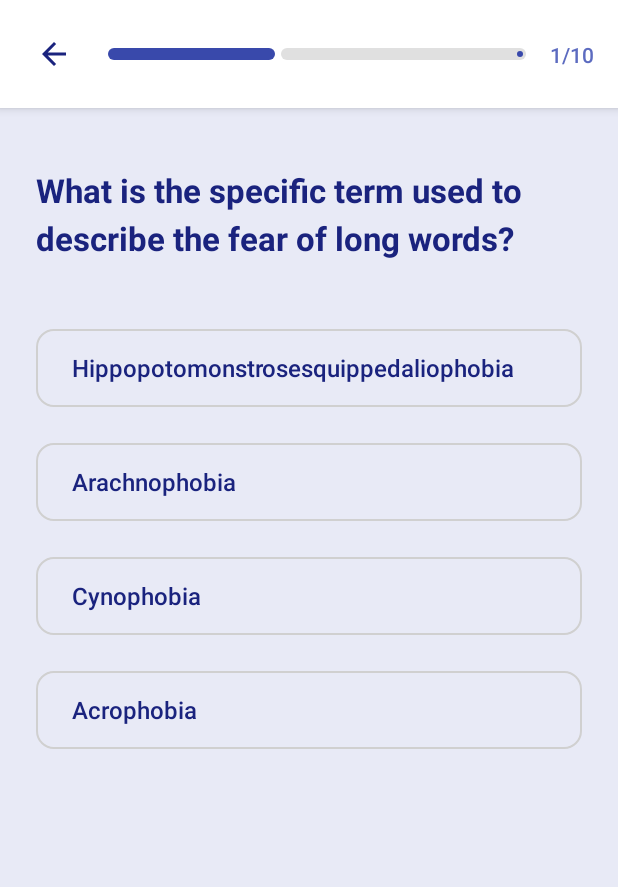
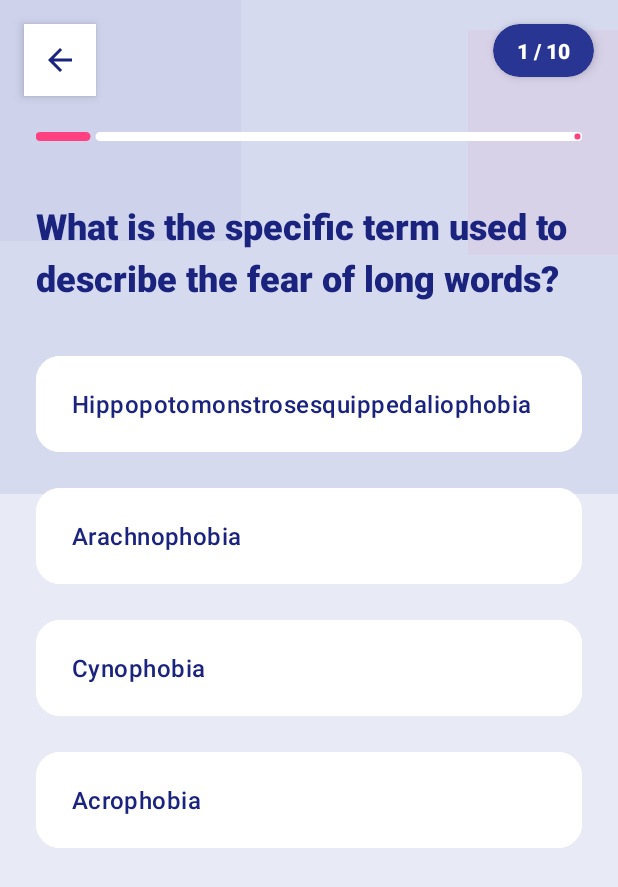
Before and after one commit to JakariaKhan-CSE/quiz-app-native, an Android app: the layout activity_quiz.xml on its own in the app's theme, with its tools: preview values and no code run, on a phone screen of 412 x 824 dp. Shown: the top 887 px of the screen. Run offline under Robolectric (Android 15) with nearby library versions, the phone set to English and light mode, and no system bars.

Commit message:
quiz page update.

```diff
--- a/app/src/main/res/layout/activity_quiz.xml
+++ b/app/src/main/res/layout/activity_quiz.xml
@@ -9,56 +9,93 @@
         android:background="@color/bg_main_start"
         tools:context=".activity.QuizActivity">
 
-        <androidx.constraintlayout.widget.ConstraintLayout
-            android:id="@+id/headerContainer"
+        <View
             android:layout_width="match_parent"
-            android:layout_height="wrap_content"
-            android:padding="16dp"
-            android:elevation="4dp"
-            android:background="@color/white"
-            app:layout_constraintTop_toTopOf="parent">
+            android:layout_height="0dp"
+            android:background="@color/bg_main_end"
+            android:alpha="0.5"
+            app:layout_constraintHeight_percent="0.4"
+            app:layout_constraintTop_toTopOf="parent" />
+
+        <View
+            android:layout_width="240dp"
+            android:layout_height="240dp"
+            android:layout_marginTop="-80dp"
+            android:layout_marginStart="-80dp"
+            android:background="@drawable/bg_circle_shape"
+            android:backgroundTint="@color/color_primary"
+            android:alpha="0.05"
+            app:layout_constraintStart_toStartOf="parent"
+            app:layout_constraintTop_toTopOf="parent" />
+
+        <View
+            android:layout_width="150dp"
+            android:layout_height="150dp"
+            android:layout_marginTop="20dp"
+            android:layout_marginEnd="-50dp"
+            android:background="@drawable/bg_circle_shape"
+            android:backgroundTint="@color/color_accent"
+            android:alpha="0.05"
+            app:layout_constraintEnd_toEndOf="parent"
+            app:layout_constraintTop_toTopOf="parent" />
 
         <ImageButton
             android:id="@+id/btnBack"
-                android:layout_width="40dp"
-                android:layout_height="40dp"
-                android:background="?attr/selectableItemBackgroundBorderless"
+            android:layout_width="48dp"
+            android:layout_height="48dp"
+            android:layout_marginTop="16dp"
+            android:layout_marginStart="16dp"
+            android:background="@drawable/bg_circle_shape"
+            android:backgroundTint="@color/white"
+            android:elevation="4dp"
             android:src="@drawable/ic_arrow_back"
             app:tint="@color/text_dark"
             app:layout_constraintStart_toStartOf="parent"
             app:layout_constraintTop_toTopOf="parent"
-                app:layout_constraintBottom_toBottomOf="parent"
             tools:ignore="ContentDescription" />
+
+        <com.google.android.material.card.MaterialCardView
+            android:id="@+id/cardCounter"
+            android:layout_width="wrap_content"
+            android:layout_height="wrap_content"
+            android:layout_marginTop="16dp"
+            android:layout_marginEnd="16dp"
+            app:cardBackgroundColor="@color/color_primary_dark"
+            app:cardCornerRadius="20dp"
+            app:cardElevation="4dp"
+            app:strokeWidth="0dp"
+            app:layout_constraintEnd_toEndOf="parent"
+            app:layout_constraintTop_toTopOf="parent">
+
+            <TextView
+                android:id="@+id/tvQuestionCount"
+                android:layout_width="wrap_content"
+                android:layout_height="wrap_content"
+                android:paddingStart="16dp"
+                android:paddingTop="8dp"
+                android:paddingEnd="16dp"
+                android:paddingBottom="8dp"
+                android:text="1 / 10"
+                android:fontFamily="sans-serif-black"
+                android:textColor="@color/white"
+                android:textSize="14sp" />
+        </com.google.android.material.card.MaterialCardView>
 
         <com.google.android.material.progressindicator.LinearProgressIndicator
             android:id="@+id/quizProgressBar"
             android:layout_width="0dp"
             android:layout_height="wrap_content"
-                android:layout_marginStart="16dp"
-                android:layout_marginEnd="16dp"
-                app:trackCornerRadius="4dp"
-                app:indicatorColor="@color/color_primary"
-                app:trackColor="#E0E0E0"
-                app:trackThickness="8dp"
-                android:progress="40"
-                app:layout_constraintBottom_toBottomOf="parent"
-                app:layout_constraintEnd_toStartOf="@+id/tvQuestionCount"
-                app:layout_constraintStart_toEndOf="@+id/btnBack"
-                app:layout_constraintTop_toTopOf="parent" />
-
-            <TextView
-                android:id="@+id/tvQuestionCount"
-                android:layout_width="wrap_content"
-                android:layout_height="wrap_content"
-                android:text="1/10"
-                android:fontFamily="sans-serif-medium"
-                android:textColor="@color/text_light"
-                android:textSize="14sp"
-                app:layout_constraintBottom_toBottomOf="parent"
+            android:layout_marginTop="24dp"
+            android:layout_marginStart="24dp"
+            android:layout_marginEnd="24dp"
+            app:trackCornerRadius="8dp"
+            app:indicatorColor="@color/color_accent"
+            app:trackColor="@color/white"
+            app:trackThickness="6dp"
+            android:progress="10"
             app:layout_constraintEnd_toEndOf="parent"
-                app:layout_constraintTop_toTopOf="parent" />
-
-        </androidx.constraintlayout.widget.ConstraintLayout>
+            app:layout_constraintStart_toStartOf="parent"
+            app:layout_constraintTop_toBottomOf="@+id/btnBack" />
 
         <ProgressBar
             android:id="@+id/progressBar"
@@ -75,10 +112,11 @@
             android:id="@+id/quizContainer"
             android:layout_width="match_parent"
             android:layout_height="0dp"
+            android:layout_marginTop="16dp"
             android:fillViewport="true"
             android:clipToPadding="false"
             app:layout_constraintBottom_toBottomOf="parent"
-            app:layout_constraintTop_toBottomOf="@+id/headerContainer">
+            app:layout_constraintTop_toBottomOf="@+id/quizProgressBar">
 
             <androidx.constraintlayout.widget.ConstraintLayout
                 android:layout_width="match_parent"
@@ -89,11 +127,10 @@
                     android:id="@+id/tvQuestion"
                     android:layout_width="match_parent"
                     android:layout_height="wrap_content"
-                    android:layout_marginTop="16dp"
-                    android:fontFamily="sans-serif"
+                    android:fontFamily="sans-serif-medium"
                     android:lineSpacingMultiplier="1.2"
                     android:textColor="@color/text_dark"
-                    android:textSize="22sp"
+                    android:textSize="24sp"
                     android:textStyle="bold"
                     android:gravity="start"
                     app:layout_constraintTop_toTopOf="parent"
@@ -103,7 +140,7 @@
                     android:id="@+id/linearOptions"
                     android:layout_width="match_parent"
                     android:layout_height="wrap_content"
-                    android:layout_marginTop="40dp"
+                    android:layout_marginTop="32dp"
                     android:orientation="vertical"
                     app:layout_constraintTop_toBottomOf="@+id/tvQuestion"
                     app:layout_constraintBottom_toBottomOf="parent"
@@ -111,84 +148,95 @@
 
                     <com.google.android.material.button.MaterialButton
                         android:id="@+id/btnOption1"
-                        style="@style/Widget.MaterialComponents.Button.OutlinedButton"
                         android:layout_width="match_parent"
                         android:layout_height="wrap_content"
-                        android:minHeight="64dp"
-                        android:layout_marginBottom="12dp"
+                        android:minHeight="72dp"
+                        android:layout_marginBottom="16dp"
                         android:text="Hippopotomonstrosesquippedaliophobia"
                         android:textColor="@color/text_dark"
+                        android:backgroundTint="@color/white"
                         android:textAllCaps="false"
                         android:textSize="16sp"
                         android:gravity="center_vertical|start"
                         android:paddingStart="24dp"
                         android:paddingEnd="24dp"
-                        android:letterSpacing="0"
-                        app:cornerRadius="12dp"
-                        app:strokeColor="#D0D0D0"
-                        app:strokeWidth="1dp" />
+                        android:paddingTop="12dp"
+                        android:paddingBottom="12dp"
+                        android:letterSpacing="0.02"
+                        android:stateListAnimator="@null"
+                        app:elevation="4dp"
+                        app:cornerRadius="16dp"
+                        app:rippleColor="@color/bg_main_end" />
 
                     <com.google.android.material.button.MaterialButton
                         android:id="@+id/btnOption2"
-                        style="@style/Widget.MaterialComponents.Button.OutlinedButton"
                         android:layout_width="match_parent"
                         android:layout_height="wrap_content"
-                        android:minHeight="64dp"
-                        android:layout_marginBottom="12dp"
+                        android:minHeight="72dp"
+                        android:layout_marginBottom="16dp"
                         android:text="Arachnophobia"
                         android:textColor="@color/text_dark"
+                        android:backgroundTint="@color/white"
                         android:textAllCaps="false"
                         android:textSize="16sp"
                         android:gravity="center_vertical|start"
                         android:paddingStart="24dp"
                         android:paddingEnd="24dp"
-                        android:letterSpacing="0"
-                        app:cornerRadius="12dp"
-                        app:strokeColor="#D0D0D0"
-                        app:strokeWidth="1dp" />
+                        android:paddingTop="12dp"
+                        android:paddingBottom="12dp"
+                        android:letterSpacing="0.02"
+                        android:stateListAnimator="@null"
+                        app:elevation="4dp"
+                        app:cornerRadius="16dp"
+                        app:rippleColor="@color/bg_main_end" />
 
                     <com.google.android.material.button.MaterialButton
                         android:id="@+id/btnOption3"
-                        style="@style/Widget.MaterialComponents.Button.OutlinedButton"
                         android:layout_width="match_parent"
                         android:layout_height="wrap_content"
-                        android:minHeight="64dp"
-                        android:layout_marginBottom="12dp"
+                        android:minHeight="72dp"
+                        android:layout_marginBottom="16dp"
                         android:text="Cynophobia"
                         android:textColor="@color/text_dark"
+                        android:backgroundTint="@color/white"
                         android:textAllCaps="false"
                         android:textSize="16sp"
                         android:gravity="center_vertical|start"
                         android:paddingStart="24dp"
                         android:paddingEnd="24dp"
-                        android:letterSpacing="0"
-                        app:cornerRadius="12dp"
-                        app:strokeColor="#D0D0D0"
-                        app:strokeWidth="1dp" />
+                        android:paddingTop="12dp"
+                        android:paddingBottom="12dp"
+                        android:letterSpacing="0.02"
+                        android:stateListAnimator="@null"
+                        app:elevation="4dp"
+                        app:cornerRadius="16dp"
+                        app:rippleColor="@color/bg_main_end" />
 
                     <com.google.android.material.button.MaterialButton
                         android:id="@+id/btnOption4"
-                        style="@style/Widget.MaterialComponents.Button.OutlinedButton"
                         android:layout_width="match_parent"
                         android:layout_height="wrap_content"
-                        android:minHeight="64dp"
+                        android:minHeight="72dp"
                         android:layout_marginBottom="32dp"
                         android:text="Acrophobia"
                         android:textColor="@color/text_dark"
+                        android:backgroundTint="@color/white"
                         android:textAllCaps="false"
                         android:textSize="16sp"
                         android:gravity="center_vertical|start"
                         android:paddingStart="24dp"
                         android:paddingEnd="24dp"
-                        android:letterSpacing="0"
-                        app:cornerRadius="12dp"
-                        app:strokeColor="#D0D0D0"
-                        app:strokeWidth="1dp" />
+                        android:paddingTop="12dp"
+                        android:paddingBottom="12dp"
+                        android:letterSpacing="0.02"
+                        android:stateListAnimator="@null"
+                        app:elevation="4dp"
+                        app:cornerRadius="16dp"
+                        app:rippleColor="@color/bg_main_end" />
 
                 </LinearLayout>
 
             </androidx.constraintlayout.widget.ConstraintLayout>
-
         </ScrollView>
     </androidx.constraintlayout.widget.ConstraintLayout>
 </layout>
```
Lines whose indentation alone changed are shown as unchanged.
